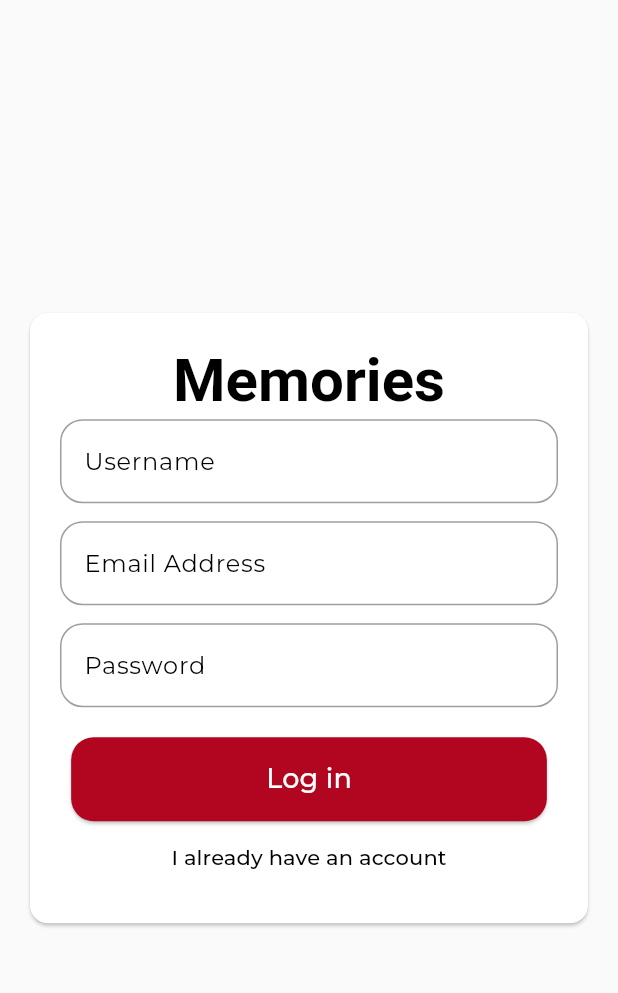
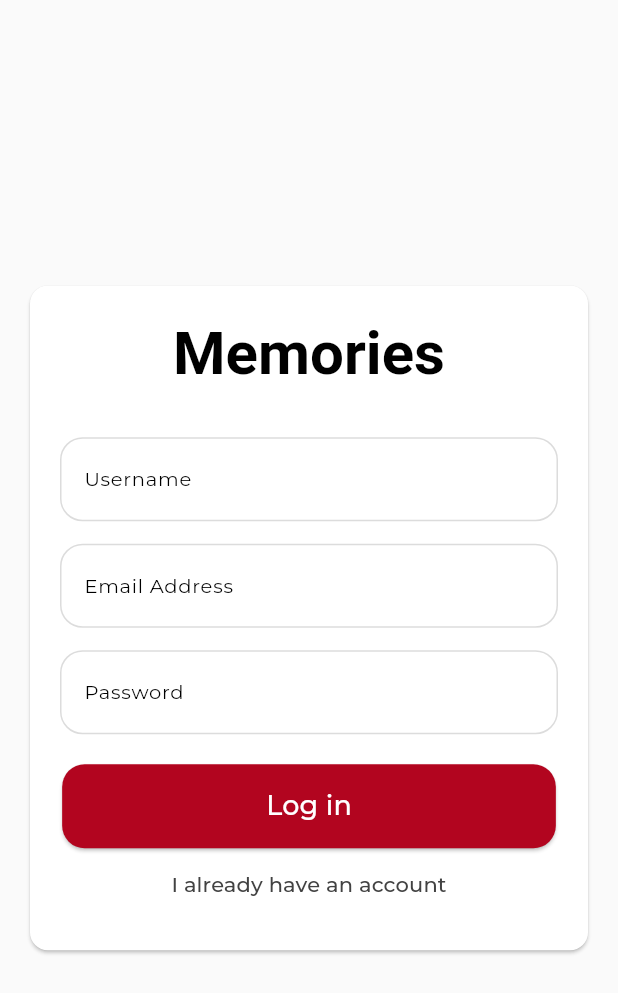
Before and after one commit to BilawalMehfooz1/memories_app, a Flutter app: the screen it shows after launch, on a phone screen of 412 x 824 dp. Shown: the top 993 px of the screen. Run offline on Flutter 3.47's test engine with Material 2 defaults, Android fonts, the phone set to English and light mode, and no system bars; our stand-ins replace google_fonts.

Commit message:
finalized text field

```diff
--- a/lib/screens/auth_screen.dart
+++ b/lib/screens/auth_screen.dart
@@ -9,10 +9,8 @@ class AuthScreen extends StatefulWidget {
 }
 
 class _AuthScreenState extends State<AuthScreen> {
-  // var _enteredEmail = '';
-  // var _enteredPassword = '';
-  // var _enteredUsername = '';
   final _isLogin = false;
+
   @override
   Widget build(BuildContext context) {
     final style = Theme.of(context);
@@ -29,17 +27,33 @@ class _AuthScreenState extends State<AuthScreen> {
                   child: Padding(
                     padding: const EdgeInsets.all(20),
                     child: Form(
-                      child: Column(
+                      child: LayoutBuilder(
+                        builder: (context, constraints) {
+                          return Column(
                             children: [
                               Text(
                                 'Memories',
                                 style: style.textTheme.titleLarge,
                               ),
-                          if (!_isLogin) const AuthInput(labelText: 'Username'),
-                          const SizedBox(height: 12),
-                          const AuthInput(labelText: 'Email Address'),
-                          const SizedBox(height: 12),
-                          const AuthInput(labelText: 'Password'),
+                              const SizedBox(height: 30),
+                              if (!_isLogin)
+                                const AuthInput(
+                                  obsecureText: false,
+                                  labelText: 'Username',
+                                  keyboardType: TextInputType.name,
+                                ),
+                              const SizedBox(height: 15),
+                              const AuthInput(
+                                obsecureText: false,
+                                labelText: 'Email Address',
+                                keyboardType: TextInputType.emailAddress,
+                              ),
+                              const SizedBox(height: 15),
+                              const AuthInput(
+                                labelText: 'Password',
+                                obsecureText: true,
+                                keyboardType: TextInputType.text,
+                              ),
                               const SizedBox(height: 20),
                               ElevatedButton(
                                 style: ElevatedButton.styleFrom(
@@ -52,9 +66,9 @@ class _AuthScreenState extends State<AuthScreen> {
                                       Radius.circular(15),
                                     ),
                                   ),
-                              padding: const EdgeInsets.symmetric(
+                                  padding: EdgeInsets.symmetric(
                                     vertical: 15,
-                                horizontal: 130,
+                                    horizontal: (constraints.maxWidth - 60) / 2,
                                   ),
                                 ),
                                 onPressed: () {},
@@ -63,17 +77,18 @@ class _AuthScreenState extends State<AuthScreen> {
                                   style: TextStyle(fontSize: 18),
                                 ),
                               ),
-                          // const SizedBox(height: 10),
                               TextButton(
                                 onPressed: () {},
                                 child: Text(
                                   'I already have an account',
                                   style: TextStyle(
-                                  color:
-                                      style.colorScheme.onSecondaryContainer),
+                                    color: Colors.grey[800],
+                                  ),
                                 ),
                               ),
                             ],
+                          );
+                        },
                       ),
                     ),
                   ),
--- a/lib/widgets/auth_input_field.dart
+++ b/lib/widgets/auth_input_field.dart
@@ -4,39 +4,34 @@ class AuthInput extends StatelessWidget {
   const AuthInput({
     super.key,
     required this.labelText,
+    required this.keyboardType,
+    required this.obsecureText,
   });
+  final bool obsecureText;
   final String labelText;
+  final TextInputType keyboardType;
   @override
   Widget build(BuildContext context) {
     return TextFormField(
+      keyboardType: keyboardType,
+      obscureText: obsecureText,
       decoration: InputDecoration(
         labelText: labelText,
+        labelStyle: const TextStyle(fontSize: 13),
         border: OutlineInputBorder(
-          borderRadius: BorderRadius.circular(
-              15), // adjust this value for desired roundness
+          borderRadius: BorderRadius.circular(15),
         ),
         enabledBorder: OutlineInputBorder(
-          borderSide: const BorderSide(color: Colors.grey),
-          borderRadius: BorderRadius.circular(
-              15), // adjust this value for desired roundness
+          borderSide:
+              const BorderSide(color: Color.fromARGB(255, 220, 220, 220)),
+          borderRadius: BorderRadius.circular(15),
         ),
         focusedBorder: OutlineInputBorder(
-          borderSide: const BorderSide(
-              color: Colors
-                  .red), // adjust this color for when the field is focused
-          borderRadius: BorderRadius.circular(
-              15), // adjust this value for desired roundness
+          borderSide: const BorderSide(color: Colors.red),
+          borderRadius: BorderRadius.circular(15),
         ),
       ),
-      // enableSuggestions: false,
-      // validator: (value) {
-      //   if (value == null || value.trim().length < 4 || value.isEmpty) {
-      //     return 'Please enter at least 4 characters.';
-      //   }
-      //   return null;
-      // },
-      // onSaved: (newValue) {},
-      // keyboardType: TextInputType.emailAddress,
+      onSaved: (newValue) {},
     );
   }
 }
```
Lines whose indentation alone changed are shown as unchanged.
